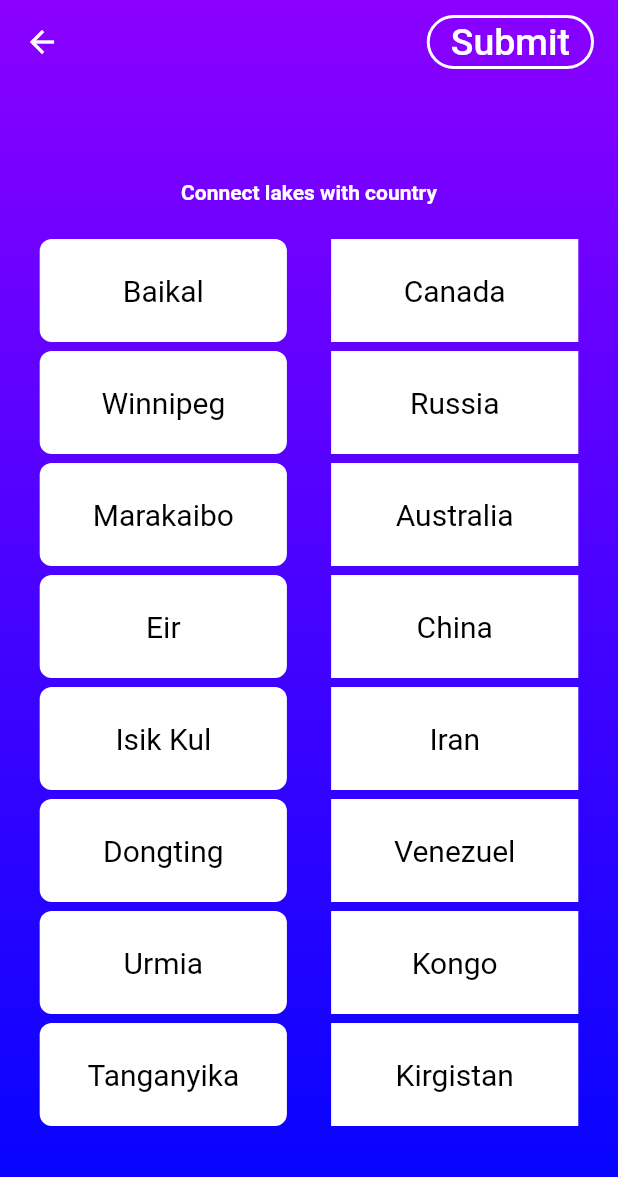
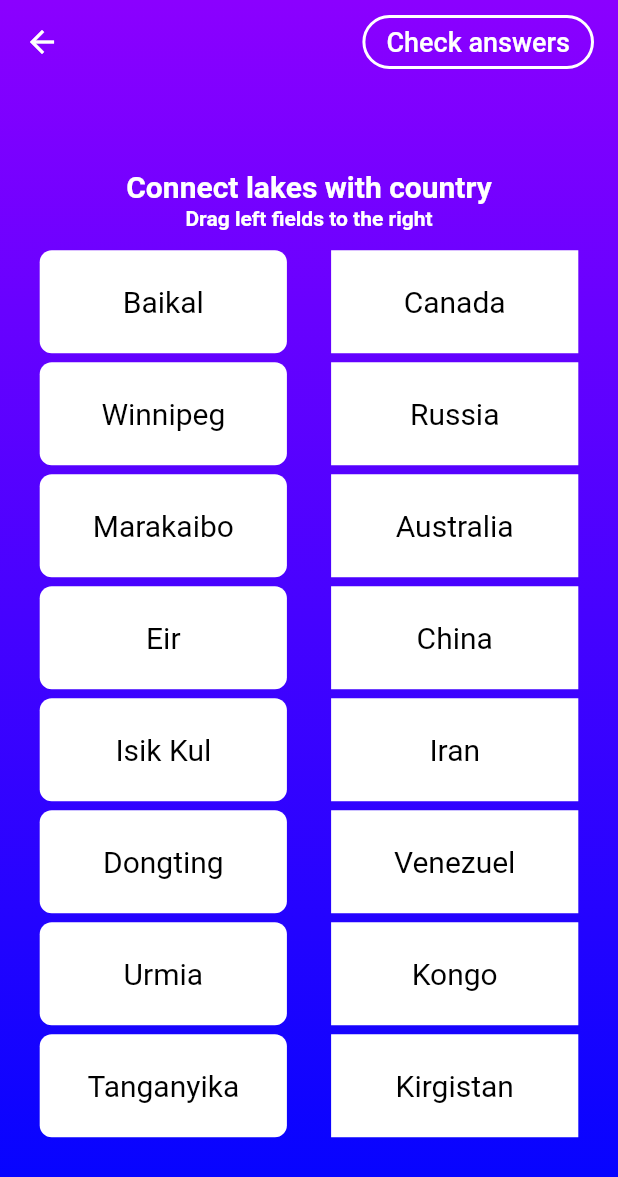
Before and after one commit to DusanTodorovic5/Quizzy-GDSC, a Flutter app: the screen it shows after launch, after a tap on "Play Connect", on a phone screen of 412 x 824 dp. Shown: the top 1177 px of the screen. Run offline on Flutter 3.47's test engine with Material 2 defaults, Android fonts, the phone set to English and light mode, and no system bars; our stand-ins replace carousel_slider.

Commit message:
Fixed text break in connect_page

```diff
--- a/lib/connect_page.dart
+++ b/lib/connect_page.dart
@@ -65,13 +65,18 @@ class _ConnectPageState extends State<ConnectPage> {
                   mainAxisAlignment: MainAxisAlignment.spaceAround,
                   crossAxisAlignment: CrossAxisAlignment.end,
                   children: connector!.fields.keys.map((element) {
-                    return Row(
-                      mainAxisAlignment: MainAxisAlignment.spaceBetween,
-                      children: [
-                        Text(element),
-                        const Icon(Icons.arrow_right),
-                        Text(connector!.fields[element]!),
-                      ],
+                    return Container(
+                      decoration: const BoxDecoration(
+                          border: Border(bottom: BorderSide()),
+                        ),
+                      child: Row(
+                        mainAxisAlignment: MainAxisAlignment.spaceBetween,
+                        crossAxisAlignment: CrossAxisAlignment.center,
+                        children: [
+                          Flexible(child: Text(element)),
+                          Flexible(child: Text(connector!.fields[element]!)),
+                        ],
+                      ),
                     );
                   }).toList(),
                 ),
@@ -100,8 +105,8 @@ class _ConnectPageState extends State<ConnectPage> {
                 Future.delayed(Duration.zero, () => showAnswers(context));
               },
               child: const Text(
-                "Submit",
-                style: TextStyle(fontSize: 25, color: Colors.white),
+                "Check answers",
+                style: TextStyle(fontSize: 18, color: Colors.white),
               ),
               style: OutlinedButton.styleFrom(
                 shape: const StadiumBorder(),
@@ -137,12 +142,27 @@ class _ConnectPageState extends State<ConnectPage> {
                 child: Column(
                   mainAxisSize: MainAxisSize.min,
                   children: [
-                    Text(
-                      snapshot.data!.text,
-                      style: const TextStyle(
-                          fontWeight: FontWeight.bold, color: Colors.white),
+                    Flexible(
+                      child: Text(
+                        snapshot.data!.text,
+                        style: const TextStyle(
+                          fontWeight: FontWeight.bold,
+                          color: Colors.white,
+                          fontSize: 20,
+                        ),
+                        textAlign: TextAlign.center,
+                      ),
                     ),
-                    const SizedBox(height: 20),
+                    const SizedBox(height: 2),
+                    const Text(
+                      "Drag left fields to the right",
+                      style: TextStyle(
+                        fontWeight: FontWeight.bold,
+                        color: Colors.white,
+                        fontSize: 14,
+                      ),
+                    ),
+                    const SizedBox(height: 10),
                     Row(
                       mainAxisAlignment: MainAxisAlignment.spaceEvenly,
                       children: [
@@ -212,9 +232,7 @@ class _ConnectPageState extends State<ConnectPage> {
                 fit: BoxFit.scaleDown,
                 child: Text(
                   element,
-                  style: const TextStyle(
-                      color: Colors.black,
-                      fontSize: 20),
+                  style: const TextStyle(color: Colors.black, fontSize: 20),
                 ),
               ),
               height: MediaQuery.of(context).size.height / 12,
@@ -232,9 +250,7 @@ class _ConnectPageState extends State<ConnectPage> {
                 fit: BoxFit.scaleDown,
                 child: Text(
                   element,
-                  style: const TextStyle(
-                      color: Colors.black,
-                      fontSize: 20),
+                  style: const TextStyle(color: Colors.black, fontSize: 20),
                 ),
               ),
             ),
```
